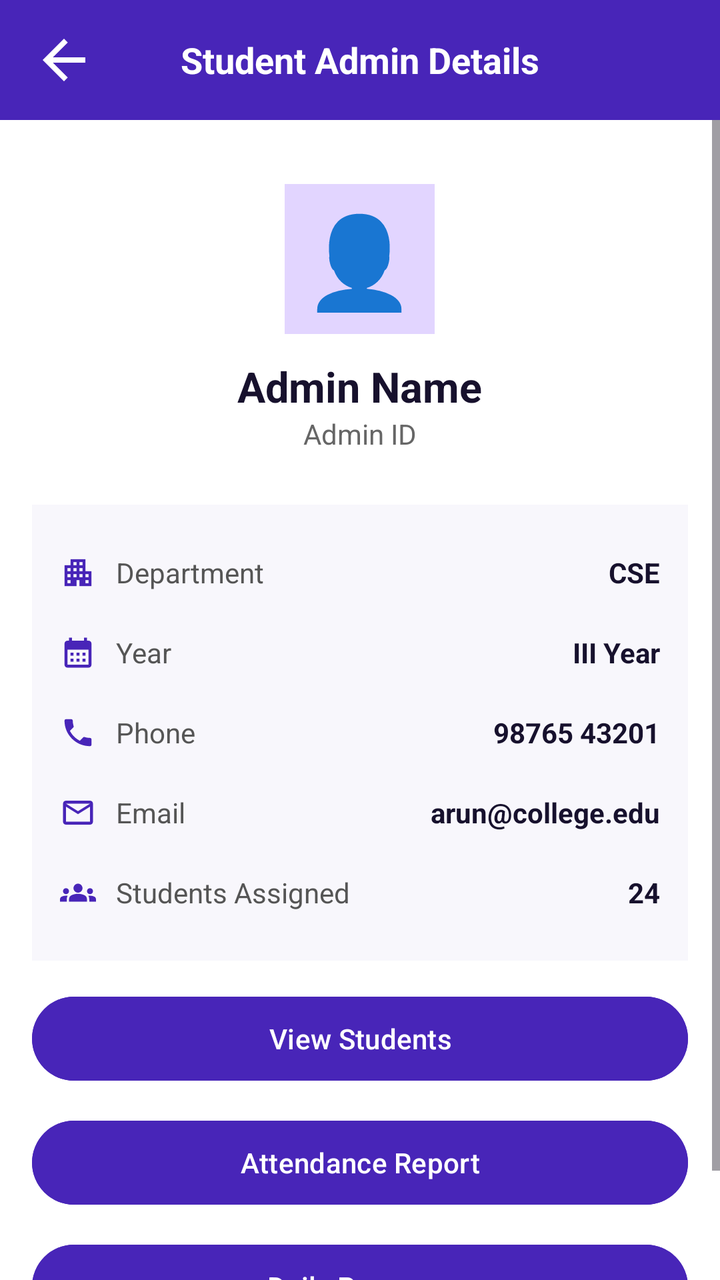
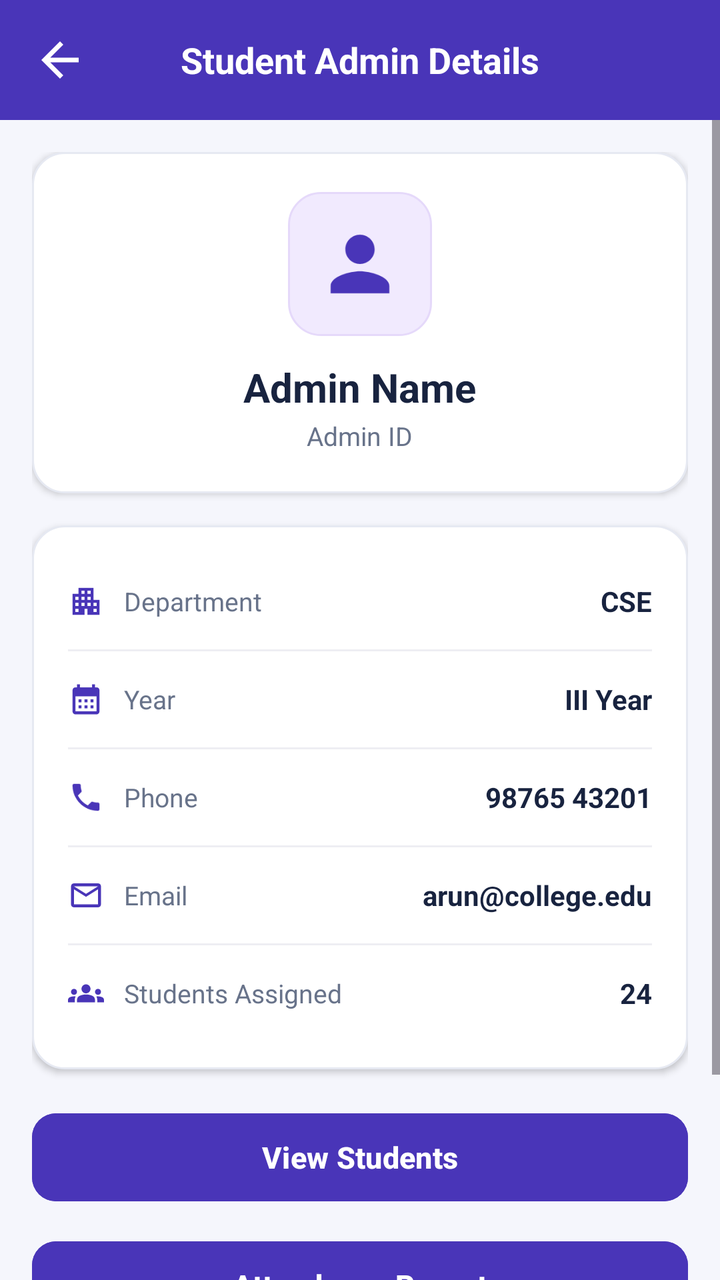

Compare the two renders of this Android layout. The source of the first and the diff that turns it into the second are given below.
<!-- AndroidManifest.xml: application theme Theme.TrackPoint -->
<!-- res/layout/activity_student_admin_details.xml -->
<?xml version="1.0" encoding="utf-8"?>

<LinearLayout xmlns:android="http://schemas.android.com/apk/res/android"
    xmlns:app="http://schemas.android.com/apk/res-auto"
    android:id="@+id/main"
    android:layout_width="match_parent"
    android:layout_height="match_parent"
    android:orientation="vertical"
    android:background="#4825B8"
    android:fitsSystemWindows="true">

    
    <LinearLayout
        android:layout_width="match_parent"
        android:layout_height="60dp"
        android:orientation="horizontal"
        android:gravity="center_vertical"
        android:paddingStart="16dp"
        android:paddingEnd="16dp"
        android:background="#4825B8">

        <ImageView
            android:id="@+id/btnBack"
            android:layout_width="32dp"
            android:layout_height="32dp"
            android:src="@drawable/back_symbol"
            app:tint="@color/white"
            android:contentDescription="Back" />

        <TextView
            android:layout_width="0dp"
            android:layout_height="wrap_content"
            android:layout_weight="1"
            android:text="Student Admin Details"
            android:textColor="@color/white"
            android:textSize="18sp"
            android:textStyle="bold"
            android:gravity="center" />

        <View
            android:layout_width="32dp"
            android:layout_height="32dp" />

    </LinearLayout>

    <ScrollView
        android:layout_width="match_parent"
        android:layout_height="0dp"
        android:layout_weight="1"
        android:fillViewport="true"
        android:background="@color/white">

        <LinearLayout
            android:layout_width="match_parent"
            android:layout_height="wrap_content"
            android:orientation="vertical"
            android:padding="16dp">

            
            <LinearLayout
                android:layout_width="match_parent"
                android:layout_height="wrap_content"
                android:orientation="vertical"
                android:gravity="center"
                android:padding="16dp">

                <TextView
                    android:layout_width="75dp"
                    android:layout_height="75dp"
                    android:text="👤"
                    android:textSize="45sp"
                    android:gravity="center"
                    android:background="#E2D5FF" />

                <TextView
                    android:id="@+id/txtAdminName"
                    android:layout_width="wrap_content"
                    android:layout_height="wrap_content"
                    android:text="Admin Name"
                    android:textSize="21sp"
                    android:textStyle="bold"
                    android:textColor="#17112D"
                    android:layout_marginTop="12dp" />

                <TextView
                    android:id="@+id/txtAdminId"
                    android:layout_width="wrap_content"
                    android:layout_height="wrap_content"
                    android:text="Admin ID"
                    android:textSize="14sp"
                    android:textColor="#666666" />

            </LinearLayout>

            
            <LinearLayout
                android:layout_width="match_parent"
                android:layout_height="wrap_content"
                android:orientation="vertical"
                android:background="#F8F7FC"
                android:padding="14dp"
                android:layout_marginTop="10dp"
                android:layout_marginBottom="14dp">

                
                <LinearLayout
                    android:layout_width="match_parent"
                    android:layout_height="40dp"
                    android:orientation="horizontal"
                    android:gravity="center_vertical">

                    <ImageView
                        android:layout_width="18dp"
                        android:layout_height="18dp"
                        android:src="@drawable/ic_department"
                        app:tint="#4825B8"
                        android:contentDescription="Department Icon" />

                    <TextView
                        android:layout_width="0dp"
                        android:layout_height="wrap_content"
                        android:layout_weight="1"
                        android:text="Department"
                        android:paddingStart="10dp"
                        android:textSize="14sp"
                        android:textColor="#555555" />

                    <TextView
                        android:id="@+id/txtAdminDepartment"
                        android:layout_width="wrap_content"
                        android:layout_height="wrap_content"
                        android:text="CSE"
                        android:textStyle="bold"
                        android:textSize="14sp"
                        android:textColor="#17112D" />
                </LinearLayout>

                
                <LinearLayout
                    android:layout_width="match_parent"
                    android:layout_height="40dp"
                    android:orientation="horizontal"
                    android:gravity="center_vertical">

                    <ImageView
                        android:layout_width="18dp"
                        android:layout_height="18dp"
                        android:src="@drawable/ic_academic_year"
                        app:tint="#4825B8"
                        android:contentDescription="Year Icon" />

                    <TextView
                        android:layout_width="0dp"
                        android:layout_height="wrap_content"
                        android:layout_weight="1"
                        android:text="Year"
                        android:paddingStart="10dp"
                        android:textSize="14sp"
                        android:textColor="#555555" />

                    <TextView
                        android:id="@+id/txtAdminYear"
                        android:layout_width="wrap_content"
                        android:layout_height="wrap_content"
                        android:text="III Year"
                        android:textStyle="bold"
                        android:textSize="14sp"
                        android:textColor="#17112D" />
                </LinearLayout>

                
                <LinearLayout
                    android:layout_width="match_parent"
                    android:layout_height="40dp"
                    android:orientation="horizontal"
                    android:gravity="center_vertical">

                    <ImageView
                        android:layout_width="18dp"
                        android:layout_height="18dp"
                        android:src="@drawable/ic_phone"
                        app:tint="#4825B8"
                        android:contentDescription="Phone Icon" />

                    <TextView
                        android:layout_width="0dp"
                        android:layout_height="wrap_content"
                        android:layout_weight="1"
                        android:text="Phone"
                        android:paddingStart="10dp"
                        android:textSize="14sp"
                        android:textColor="#555555" />

                    <TextView
                        android:id="@+id/txtAdminPhone"
                        android:layout_width="wrap_content"
                        android:layout_height="wrap_content"
                        android:text="98765 43201"
                        android:textStyle="bold"
                        android:textSize="14sp"
                        android:textColor="#17112D" />
                </LinearLayout>

                
                <LinearLayout
                    android:layout_width="match_parent"
                    android:layout_height="40dp"
                    android:orientation="horizontal"
                    android:gravity="center_vertical">

                    <ImageView
                        android:layout_width="18dp"
                        android:layout_height="18dp"
                        android:src="@drawable/ic_email"
                        app:tint="#4825B8"
                        android:contentDescription="Email Icon" />

                    <TextView
                        android:layout_width="0dp"
                        android:layout_height="wrap_content"
                        android:layout_weight="1"
                        android:text="Email"
                        android:paddingStart="10dp"
                        android:textSize="14sp"
                        android:textColor="#555555" />

                    <TextView
                        android:id="@+id/txtAdminEmail"
                        android:layout_width="wrap_content"
                        android:layout_height="wrap_content"
                        android:text="arun@college.edu"
                        android:textStyle="bold"
                        android:textSize="14sp"
                        android:textColor="#17112D" />
                </LinearLayout>

                
                <LinearLayout
                    android:layout_width="match_parent"
                    android:layout_height="40dp"
                    android:orientation="horizontal"
                    android:gravity="center_vertical">

                    <ImageView
                        android:layout_width="18dp"
                        android:layout_height="18dp"
                        android:src="@drawable/group_symbol"
                        app:tint="#4825B8"
                        android:contentDescription="Students Assigned Icon" />

                    <TextView
                        android:layout_width="0dp"
                        android:layout_height="wrap_content"
                        android:layout_weight="1"
                        android:text="Students Assigned"
                        android:paddingStart="10dp"
                        android:textSize="14sp"
                        android:textColor="#555555" />

                    <TextView
                        android:id="@+id/txtStudentsAssigned"
                        android:layout_width="wrap_content"
                        android:layout_height="wrap_content"
                        android:text="24"
                        android:textStyle="bold"
                        android:textSize="14sp"
                        android:textColor="#17112D" />
                </LinearLayout>

            </LinearLayout>

            
            <Button
                android:id="@+id/btnViewStudents"
                android:layout_width="match_parent"
                android:layout_height="50dp"
                android:text="View Students"
                android:layout_marginBottom="12dp"
                android:backgroundTint="#4825B8"
                android:textColor="#FFFFFF" />

            
            <Button
                android:id="@+id/btnAttendance"
                android:layout_width="match_parent"
                android:layout_height="50dp"
                android:text="Attendance Report"
                android:layout_marginBottom="12dp"
                android:backgroundTint="#4825B8"
                android:textColor="#FFFFFF" />

            
            <Button
                android:id="@+id/btnProgress"
                android:layout_width="match_parent"
                android:layout_height="50dp"
                android:text="Daily Progress"
                android:layout_marginBottom="16dp"
                android:backgroundTint="#4825B8"
                android:textColor="#FFFFFF" />

        </LinearLayout>

    </ScrollView>

</LinearLayout>
<!-- resources referenced by this layout -->
<resources>
  <color name="white">#FFFFFFFF</color>
  <!-- drawable back_symbol (drawable) -->
  <vector xmlns:android="http://schemas.android.com/apk/res/android" android:autoMirrored="true" android:height="24dp" android:tint="#000000" android:viewportHeight="24" android:viewportWidth="24" android:width="24dp">
        
      <path android:fillColor="@android:color/white" android:pathData="M20,11H7.83l5.59,-5.59L12,4l-8,8 8,8 1.41,-1.41L7.83,13H20v-2z"/>
      
  </vector>
  <!-- drawable ic_academic_year (drawable) -->
  <vector xmlns:android="http://schemas.android.com/apk/res/android" android:height="24dp" android:tint="#000000" android:viewportHeight="24" android:viewportWidth="24" android:width="24dp">
        
      <path android:fillColor="@android:color/white" android:pathData="M19,4h-1V2h-2v2H8V2H6v2H5C3.89,4 3.01,4.9 3.01,6L3,20c0,1.1 0.89,2 2,2h14c1.1,0 2,-0.9 2,-2V6C21,4.9 20.1,4 19,4zM19,20H5V10h14V20zM9,14H7v-2h2V14zM13,14h-2v-2h2V14zM17,14h-2v-2h2V14zM9,18H7v-2h2V18zM13,18h-2v-2h2V18zM17,18h-2v-2h2V18z"/>
      
  </vector>
  <!-- drawable ic_department (drawable) -->
  <vector xmlns:android="http://schemas.android.com/apk/res/android" android:height="24dp" android:tint="#000000" android:viewportHeight="24" android:viewportWidth="24" android:width="24dp">
        
      <path android:fillColor="@android:color/white" android:pathData="M17,11V3H7v4H3v14h8v-4h2v4h8V11H17zM7,19H5v-2h2V19zM7,15H5v-2h2V15zM7,11H5V9h2V11zM11,15H9v-2h2V15zM11,11H9V9h2V11zM11,7H9V5h2V7zM15,15h-2v-2h2V15zM15,11h-2V9h2V11zM15,7h-2V5h2V7zM19,19h-2v-2h2V19zM19,15h-2v-2h2V15z"/>
      
  </vector>
  <!-- drawable ic_email (drawable) -->
  <vector xmlns:android="http://schemas.android.com/apk/res/android" android:height="24dp" android:tint="#000000" android:viewportHeight="24" android:viewportWidth="24" android:width="24dp">
        
      <path android:fillColor="@android:color/white" android:pathData="M20,4L4,4c-1.1,0 -1.99,0.9 -1.99,2L2,18c0,1.1 0.9,2 2,2h16c1.1,0 2,-0.9 2,-2L22,6c0,-1.1 -0.9,-2 -2,-2zM20,18L4,18L4,8l8,5 8,-5v10zM12,11L4,6h16l-8,5z"/>
      
  </vector>
  <!-- drawable ic_phone (drawable) -->
  <vector xmlns:android="http://schemas.android.com/apk/res/android" android:height="24dp" android:tint="#000000" android:viewportHeight="24" android:viewportWidth="24" android:width="24dp">
        
      <path android:fillColor="@android:color/white" android:pathData="M6.62,10.79c1.44,2.83 3.76,5.14 6.59,6.59l2.2,-2.2c0.27,-0.27 0.67,-0.36 1.02,-0.24 1.12,0.37 2.33,0.57 3.57,0.57 0.55,0 1,0.45 1,1V20c0,0.55 -0.45,1 -1,1 -9.39,0 -17,-7.61 -17,-17 0,-0.55 0.45,-1 1,-1h3.5c0.55,0 1,0.45 1,1 0,1.25 0.2,2.45 0.57,3.57 0.11,0.35 0.03,0.74 -0.25,1.02l-2.2,2.2z"/>
      
  </vector>
  <style name="Theme.TrackPoint" parent="Base.Theme.TrackPoint" />
  <style name="Base.Theme.TrackPoint" parent="Theme.Material3.DayNight.NoActionBar">
          
          
      </style>
  <!-- unchanged entries left out for length: 1 -->
</resources>

<!-- the commit's change to res/layout/activity_student_admin_details.xml (unified diff, before → after) -->
@@ -6,7 +6,7 @@
     android:layout_width="match_parent"
     android:layout_height="match_parent"
     android:orientation="vertical"
-    android:background="#4825B8"
+    android:background="#4935B8"
     android:fitsSystemWindows="true">
 
     
@@ -17,12 +17,12 @@
         android:gravity="center_vertical"
         android:paddingStart="16dp"
         android:paddingEnd="16dp"
-        android:background="#4825B8">
+        android:background="#4935B8">
 
         <ImageView
             android:id="@+id/btnBack"
-            android:layout_width="32dp"
-            android:layout_height="32dp"
+            android:layout_width="28dp"
+            android:layout_height="28dp"
             android:src="@drawable/back_symbol"
             app:tint="@color/white"
             android:contentDescription="Back" />
@@ -38,8 +38,8 @@
             android:gravity="center" />
 
         <View
-            android:layout_width="32dp"
-            android:layout_height="32dp" />
+            android:layout_width="28dp"
+            android:layout_height="28dp" />
 
     </LinearLayout>
 
@@ -48,7 +48,7 @@
         android:layout_height="0dp"
         android:layout_weight="1"
         android:fillViewport="true"
-        android:background="@color/white">
+        android:background="#F5F6FC">
 
         <LinearLayout
             android:layout_width="match_parent"
@@ -62,24 +62,28 @@
                 android:layout_height="wrap_content"
                 android:orientation="vertical"
                 android:gravity="center"
-                android:padding="16dp">
-
-                <TextView
-                    android:layout_width="75dp"
-                    android:layout_height="75dp"
-                    android:text="👤"
-                    android:textSize="45sp"
-                    android:gravity="center"
-                    android:background="#E2D5FF" />
+                android:background="@drawable/action_card"
+                android:elevation="2dp"
+                android:padding="20dp"
+                android:layout_marginBottom="16dp">
+
+                <ImageView
+                    android:layout_width="72dp"
+                    android:layout_height="72dp"
+                    android:padding="14dp"
+                    android:src="@drawable/profile_symbol"
+                    app:tint="#4935B8"
+                    android:background="@drawable/card_purple"
+                    android:contentDescription="Profile Icon" />
 
                 <TextView
                     android:id="@+id/txtAdminName"
                     android:layout_width="wrap_content"
                     android:layout_height="wrap_content"
                     android:text="Admin Name"
-                    android:textSize="21sp"
+                    android:textSize="20sp"
                     android:textStyle="bold"
-                    android:textColor="#17112D"
+                    android:textColor="#18233F"
                     android:layout_marginTop="12dp" />
 
                 <TextView
@@ -87,8 +91,9 @@
                     android:layout_width="wrap_content"
                     android:layout_height="wrap_content"
                     android:text="Admin ID"
-                    android:textSize="14sp"
-                    android:textColor="#666666" />
+                    android:textSize="13sp"
+                    android:textColor="#68738A"
+                    android:layout_marginTop="2dp" />
 
             </LinearLayout>
 
@@ -97,10 +102,10 @@
                 android:layout_width="match_parent"
                 android:layout_height="wrap_content"
                 android:orientation="vertical"
-                android:background="#F8F7FC"
-                android:padding="14dp"
-                android:layout_marginTop="10dp"
-                android:layout_marginBottom="14dp">
+                android:background="@drawable/action_card"
+                android:elevation="2dp"
+                android:padding="18dp"
+                android:layout_marginBottom="18dp">
 
                 
                 <LinearLayout
@@ -113,7 +118,7 @@
                         android:layout_width="18dp"
                         android:layout_height="18dp"
                         android:src="@drawable/ic_department"
-                        app:tint="#4825B8"
+                        app:tint="#4935B8"
                         android:contentDescription="Department Icon" />
 
                     <TextView
@@ -122,8 +127,8 @@
                         android:layout_weight="1"
                         android:text="Department"
                         android:paddingStart="10dp"
-                        android:textSize="14sp"
-                        android:textColor="#555555" />
+                        android:textSize="13sp"
+                        android:textColor="#68738A" />
 
                     <TextView
                         android:id="@+id/txtAdminDepartment"
@@ -132,8 +137,10 @@
                         android:text="CSE"
                         android:textStyle="bold"
                         android:textSize="14sp"
-                        android:textColor="#17112D" />
-                </LinearLayout>
+                        android:textColor="#18233F" />
+                </LinearLayout>
+
+                <View android:layout_width="match_parent" android:layout_height="1dp" android:background="#EEEEF3" android:layout_marginVertical="4dp"/>
 
                 
                 <LinearLayout
@@ -146,7 +153,7 @@
                         android:layout_width="18dp"
                         android:layout_height="18dp"
                         android:src="@drawable/ic_academic_year"
-                        app:tint="#4825B8"
+                        app:tint="#4935B8"
                         android:contentDescription="Year Icon" />
 
                     <TextView
@@ -155,8 +162,8 @@
                         android:layout_weight="1"
                         android:text="Year"
                         android:paddingStart="10dp"
-                        android:textSize="14sp"
-                        android:textColor="#555555" />
+                        android:textSize="13sp"
+                        android:textColor="#68738A" />
 
                     <TextView
                         android:id="@+id/txtAdminYear"
@@ -165,8 +172,10 @@
                         android:text="III Year"
                         android:textStyle="bold"
                         android:textSize="14sp"
-                        android:textColor="#17112D" />
-                </LinearLayout>
+                        android:textColor="#18233F" />
+                </LinearLayout>
+
+                <View android:layout_width="match_parent" android:layout_height="1dp" android:background="#EEEEF3" android:layout_marginVertical="4dp"/>
 
                 
                 <LinearLayout
@@ -179,7 +188,7 @@
                         android:layout_width="18dp"
                         android:layout_height="18dp"
                         android:src="@drawable/ic_phone"
-                        app:tint="#4825B8"
+                        app:tint="#4935B8"
                         android:contentDescription="Phone Icon" />
 
                     <TextView
@@ -188,8 +197,8 @@
                         android:layout_weight="1"
                         android:text="Phone"
                         android:paddingStart="10dp"
-                        android:textSize="14sp"
-                        android:textColor="#555555" />
+                        android:textSize="13sp"
+                        android:textColor="#68738A" />
 
                     <TextView
                         android:id="@+id/txtAdminPhone"
@@ -198,8 +207,10 @@
                         android:text="98765 43201"
                         android:textStyle="bold"
                         android:textSize="14sp"
-                        android:textColor="#17112D" />
-                </LinearLayout>
+                        android:textColor="#18233F" />
+                </LinearLayout>
+
+                <View android:layout_width="match_parent" android:layout_height="1dp" android:background="#EEEEF3" android:layout_marginVertical="4dp"/>
 
                 
                 <LinearLayout
@@ -212,7 +223,7 @@
                         android:layout_width="18dp"
                         android:layout_height="18dp"
                         android:src="@drawable/ic_email"
-                        app:tint="#4825B8"
+                        app:tint="#4935B8"
                         android:contentDescription="Email Icon" />
 
                     <TextView
@@ -221,8 +232,8 @@
                         android:layout_weight="1"
                         android:text="Email"
                         android:paddingStart="10dp"
-                        android:textSize="14sp"
-                        android:textColor="#555555" />
+                        android:textSize="13sp"
+                        android:textColor="#68738A" />
 
                     <TextView
                         android:id="@+id/txtAdminEmail"
@@ -231,8 +242,10 @@
                         android:text="arun@college.edu"
                         android:textStyle="bold"
                         android:textSize="14sp"
-                        android:textColor="#17112D" />
-                </LinearLayout>
+                        android:textColor="#18233F" />
+                </LinearLayout>
+
+                <View android:layout_width="match_parent" android:layout_height="1dp" android:background="#EEEEF3" android:layout_marginVertical="4dp"/>
 
                 
                 <LinearLayout
@@ -245,7 +258,7 @@
                         android:layout_width="18dp"
                         android:layout_height="18dp"
                         android:src="@drawable/group_symbol"
-                        app:tint="#4825B8"
+                        app:tint="#4935B8"
                         android:contentDescription="Students Assigned Icon" />
 
                     <TextView
@@ -254,8 +267,8 @@
                         android:layout_weight="1"
                         android:text="Students Assigned"
                         android:paddingStart="10dp"
-                        android:textSize="14sp"
-                        android:textColor="#555555" />
+                        android:textSize="13sp"
+                        android:textColor="#68738A" />
 
                     <TextView
                         android:id="@+id/txtStudentsAssigned"
@@ -264,7 +277,7 @@
                         android:text="24"
                         android:textStyle="bold"
                         android:textSize="14sp"
-                        android:textColor="#17112D" />
+                        android:textColor="#18233F" />
                 </LinearLayout>
 
             </LinearLayout>
@@ -273,31 +286,43 @@
             <Button
                 android:id="@+id/btnViewStudents"
                 android:layout_width="match_parent"
-                android:layout_height="50dp"
+                android:layout_height="52dp"
                 android:text="View Students"
                 android:layout_marginBottom="12dp"
-                android:backgroundTint="#4825B8"
-                android:textColor="#FFFFFF" />
+                android:backgroundTint="#4935B8"
+                android:textColor="#FFFFFF"
+                android:textSize="15sp"
+                android:textStyle="bold"
+                android:textAllCaps="false"
+                app:cornerRadius="12dp" />
 
             
             <Button
                 android:id="@+id/btnAttendance"
                 android:layout_width="match_parent"
-                android:layout_height="50dp"
+                android:layout_height="52dp"
                 android:text="Attendance Report"
                 android:layout_marginBottom="12dp"
-                android:backgroundTint="#4825B8"
-                android:textColor="#FFFFFF" />
+                android:backgroundTint="#4935B8"
+                android:textColor="#FFFFFF"
+                android:textSize="15sp"
+                android:textStyle="bold"
+                android:textAllCaps="false"
+                app:cornerRadius="12dp" />
 
             
             <Button
                 android:id="@+id/btnProgress"
                 android:layout_width="match_parent"
-                android:layout_height="50dp"
+                android:layout_height="52dp"
                 android:text="Daily Progress"
                 android:layout_marginBottom="16dp"
-                android:backgroundTint="#4825B8"
-                android:textColor="#FFFFFF" />
+                android:backgroundTint="#4935B8"
+                android:textColor="#FFFFFF"
+                android:textSize="15sp"
+                android:textStyle="bold"
+                android:textAllCaps="false"
+                app:cornerRadius="12dp" />
 
         </LinearLayout>
 
<!-- resource entries referenced after the edit -->
@@ -1,12 +1,24 @@
 <!-- resources referenced by this layout -->
 <resources>
   <color name="white">#FFFFFFFF</color>
+  <!-- drawable action_card (drawable) -->
+  <shape xmlns:android="http://schemas.android.com/apk/res/android">
+      <solid android:color="#FFFFFF"/>
+      <stroke android:width="1dp" android:color="#E6E9F2"/>
+      <corners android:radius="16dp"/>
+  </shape>
   <!-- drawable back_symbol (drawable) -->
   <vector xmlns:android="http://schemas.android.com/apk/res/android" android:autoMirrored="true" android:height="24dp" android:tint="#000000" android:viewportHeight="24" android:viewportWidth="24" android:width="24dp">
         
       <path android:fillColor="@android:color/white" android:pathData="M20,11H7.83l5.59,-5.59L12,4l-8,8 8,8 1.41,-1.41L7.83,13H20v-2z"/>
       
   </vector>
+  <!-- drawable card_purple (drawable) -->
+  <shape xmlns:android="http://schemas.android.com/apk/res/android">
+      <solid android:color="#F1EAFE"/>
+      <stroke android:width="1dp" android:color="#E5D9FA"/>
+      <corners android:radius="16dp"/>
+  </shape>
   <!-- drawable ic_academic_year (drawable) -->
   <vector xmlns:android="http://schemas.android.com/apk/res/android" android:height="24dp" android:tint="#000000" android:viewportHeight="24" android:viewportWidth="24" android:width="24dp">
         
@@ -31,6 +43,17 @@
       <path android:fillColor="@android:color/white" android:pathData="M6.62,10.79c1.44,2.83 3.76,5.14 6.59,6.59l2.2,-2.2c0.27,-0.27 0.67,-0.36 1.02,-0.24 1.12,0.37 2.33,0.57 3.57,0.57 0.55,0 1,0.45 1,1V20c0,0.55 -0.45,1 -1,1 -9.39,0 -17,-7.61 -17,-17 0,-0.55 0.45,-1 1,-1h3.5c0.55,0 1,0.45 1,1 0,1.25 0.2,2.45 0.57,3.57 0.11,0.35 0.03,0.74 -0.25,1.02l-2.2,2.2z"/>
       
   </vector>
+  <!-- drawable profile_symbol (drawable) -->
+  <vector xmlns:android="http://schemas.android.com/apk/res/android"
+      android:width="24dp"
+      android:height="24dp"
+      android:viewportWidth="24"
+      android:viewportHeight="24"
+      android:tint="#000000">
+      <path
+          android:fillColor="@android:color/white"
+          android:pathData="M12,12c2.21,0 4,-1.79 4,-4s-1.79,-4 -4,-4 -4,1.79 -4,4 1.79,4 4,4zM12,14c-2.67,0 -8,1.34 -8,4v2h16v-2c0,-2.66 -5.33,-4 -8,-4z"/>
+  </vector>
   <style name="Theme.TrackPoint" parent="Base.Theme.TrackPoint" />
   <style name="Base.Theme.TrackPoint" parent="Theme.Material3.DayNight.NoActionBar">
           
